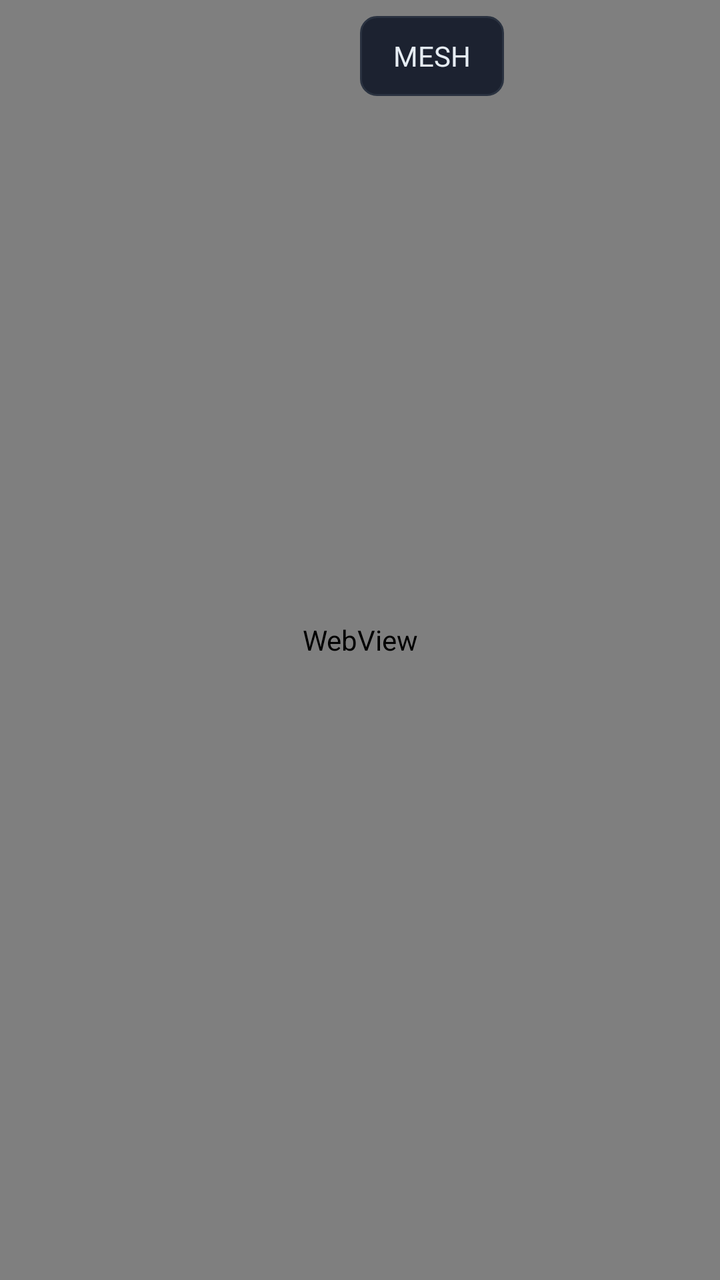
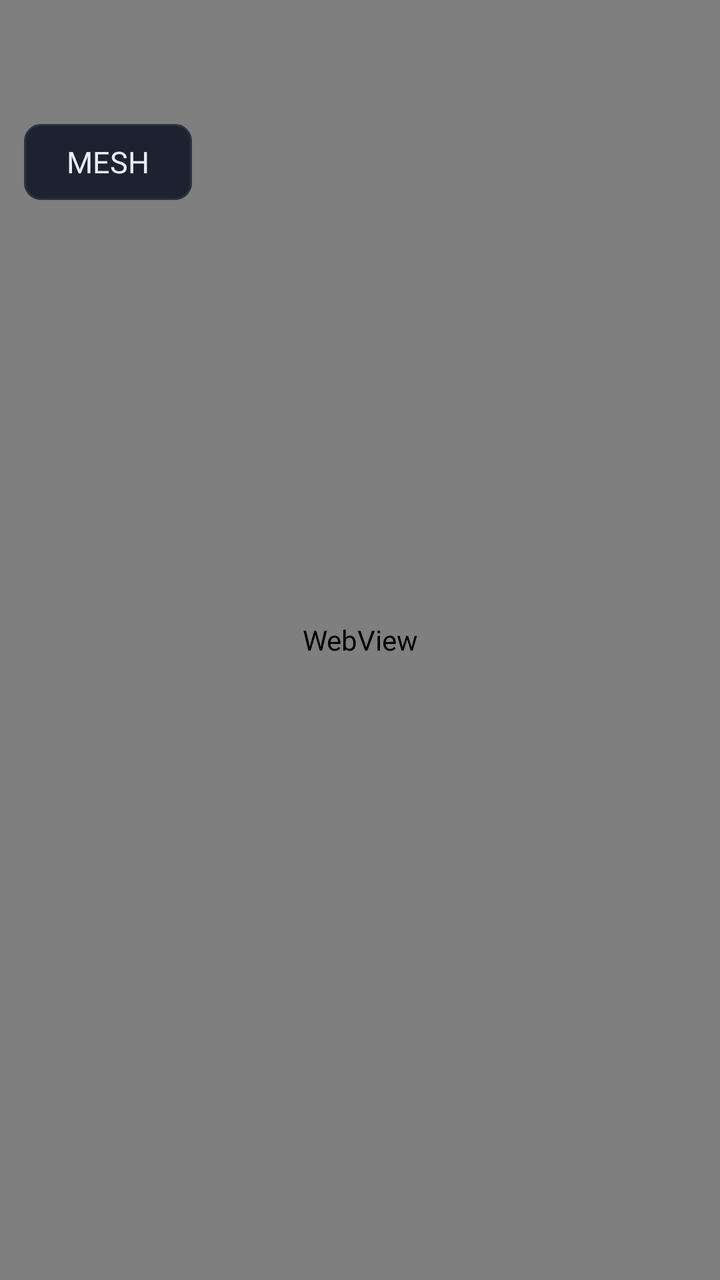

Before-and-after screenshots of an Android layout around one commit, followed by the original layout XML and the change that was made.
<!-- AndroidManifest.xml: application theme Theme.X30 -->
<!-- res/layout/activity_control.xml -->
<?xml version="1.0" encoding="utf-8"?>
<FrameLayout xmlns:android="http://schemas.android.com/apk/res/android"
    android:layout_width="match_parent"
    android:layout_height="match_parent"
    android:background="#0D1117">

    <WebView
        android:id="@+id/web"
        android:layout_width="match_parent"
        android:layout_height="match_parent" />

    <TextView
        android:id="@+id/btn_radio_path"
        android:layout_width="wrap_content"
        android:layout_height="40dp"
        android:layout_gravity="top|end"
        android:layout_marginTop="8dp"
        android:layout_marginEnd="108dp"
        android:background="@drawable/btn_radio"
        android:clickable="true"
        android:focusable="true"
        android:gravity="center"
        android:minWidth="72dp"
        android:paddingLeft="14dp"
        android:paddingRight="14dp"
        android:text="@string/radio_mesh"
        android:textColor="#E6EDF3"
        android:textSize="14sp" />

    <TextView
        android:id="@+id/txt_radio_stat"
        android:layout_width="wrap_content"
        android:layout_height="wrap_content"
        android:layout_gravity="top|start"
        android:layout_marginTop="56dp"
        android:layout_marginStart="12dp"
        android:background="#E61A1400"
        android:clickable="true"
        android:focusable="true"
        android:gravity="end"
        android:maxWidth="260dp"
        android:paddingLeft="8dp"
        android:paddingTop="4dp"
        android:paddingRight="8dp"
        android:paddingBottom="4dp"
        android:textColor="#F0D78C"
        android:textSize="12sp"
        android:visibility="gone" />

    <LinearLayout
        android:id="@+id/overlay"
        android:layout_width="match_parent"
        android:layout_height="match_parent"
        android:background="#E60D1117"
        android:gravity="center"
        android:orientation="vertical"
        android:padding="32dp"
        android:visibility="gone">

        <TextView
            android:id="@+id/overlay_msg"
            android:layout_width="match_parent"
            android:layout_height="wrap_content"
            android:gravity="center"
            android:lineSpacingMultiplier="1.4"
            android:textColor="#8B98A9"
            android:textSize="15sp" />

        <EditText
            android:id="@+id/overlay_host"
            android:layout_width="280dp"
            android:layout_height="wrap_content"
            android:layout_marginTop="20dp"
            android:hint="@string/hint_host"
            android:importantForAutofill="no"
            android:inputType="text"
            android:textColor="#E6EDF3"
            android:textColorHint="#5C6773" />

        <EditText
            android:id="@+id/overlay_port"
            android:layout_width="280dp"
            android:layout_height="wrap_content"
            android:layout_marginTop="8dp"
            android:hint="@string/hint_port"
            android:importantForAutofill="no"
            android:inputType="number"
            android:textColor="#E6EDF3"
            android:textColorHint="#5C6773" />

        <Button
            android:id="@+id/overlay_retry"
            android:layout_width="280dp"
            android:layout_height="wrap_content"
            android:layout_marginTop="16dp"
            android:text="@string/retry" />
    </LinearLayout>
</FrameLayout>
<!-- resources referenced by this layout -->
<resources>
  <!-- drawable btn_radio (drawable) -->
  <?xml version="1.0" encoding="utf-8"?>
  <shape xmlns:android="http://schemas.android.com/apk/res/android">
      <solid android:color="#1C2230" />
      <stroke
          android:width="1dp"
          android:color="#2A3240" />
      <corners android:radius="8dp" />
  </shape>
  <string name="hint_host">网关地址</string>
  <string name="hint_port">端口</string>
  <string name="radio_mesh">MESH</string>
  <string name="retry">保存并重试</string>
  <style name="Theme.X30" parent="Theme.Material3.Dark.NoActionBar">
          <item name="android:statusBarColor">#0D1117</item>
          <item name="android:navigationBarColor">#0D1117</item>
          <item name="android:windowBackground">#0D1117</item>
      </style>
</resources>

<!-- the commit's change to res/layout/activity_control.xml (unified diff, before → after) -->
@@ -9,36 +9,36 @@
         android:layout_width="match_parent"
         android:layout_height="match_parent" />
 
+    
     <TextView
         android:id="@+id/btn_radio_path"
         android:layout_width="wrap_content"
-        android:layout_height="40dp"
-        android:layout_gravity="top|end"
-        android:layout_marginTop="8dp"
-        android:layout_marginEnd="108dp"
+        android:layout_height="38dp"
+        android:layout_gravity="top|start"
+        android:layout_marginStart="12dp"
+        android:layout_marginTop="62dp"
         android:background="@drawable/btn_radio"
         android:clickable="true"
         android:focusable="true"
         android:gravity="center"
-        android:minWidth="72dp"
-        android:paddingLeft="14dp"
-        android:paddingRight="14dp"
+        android:minWidth="84dp"
+        android:paddingLeft="16dp"
+        android:paddingRight="16dp"
         android:text="@string/radio_mesh"
         android:textColor="#E6EDF3"
-        android:textSize="14sp" />
+        android:textSize="15sp" />
 
     <TextView
         android:id="@+id/txt_radio_stat"
         android:layout_width="wrap_content"
         android:layout_height="wrap_content"
         android:layout_gravity="top|start"
-        android:layout_marginTop="56dp"
         android:layout_marginStart="12dp"
+        android:layout_marginTop="106dp"
         android:background="#E61A1400"
         android:clickable="true"
         android:focusable="true"
-        android:gravity="end"
-        android:maxWidth="260dp"
+        android:maxWidth="320dp"
         android:paddingLeft="8dp"
         android:paddingTop="4dp"
         android:paddingRight="8dp"
